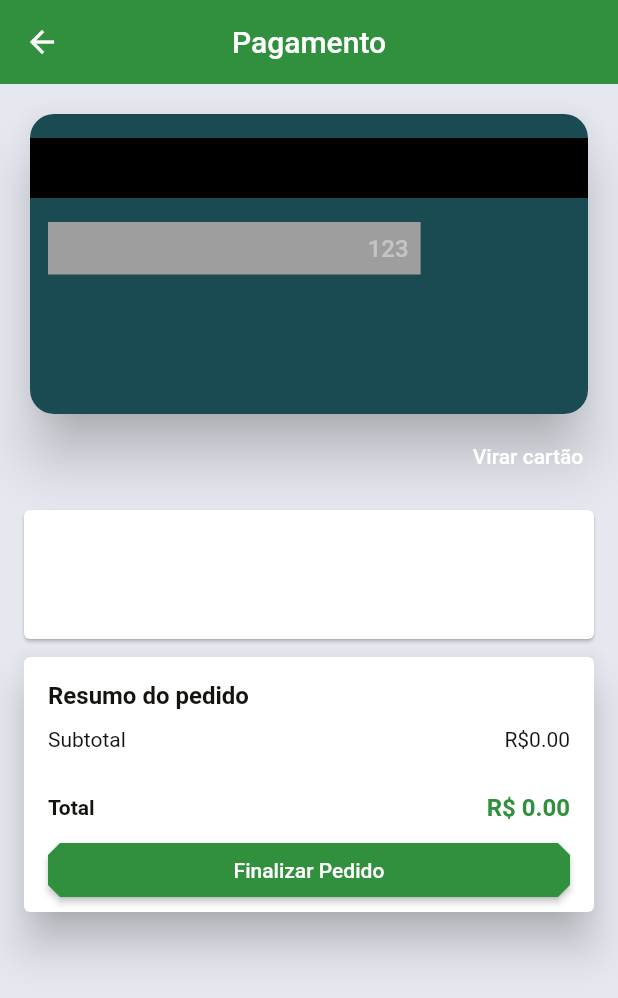
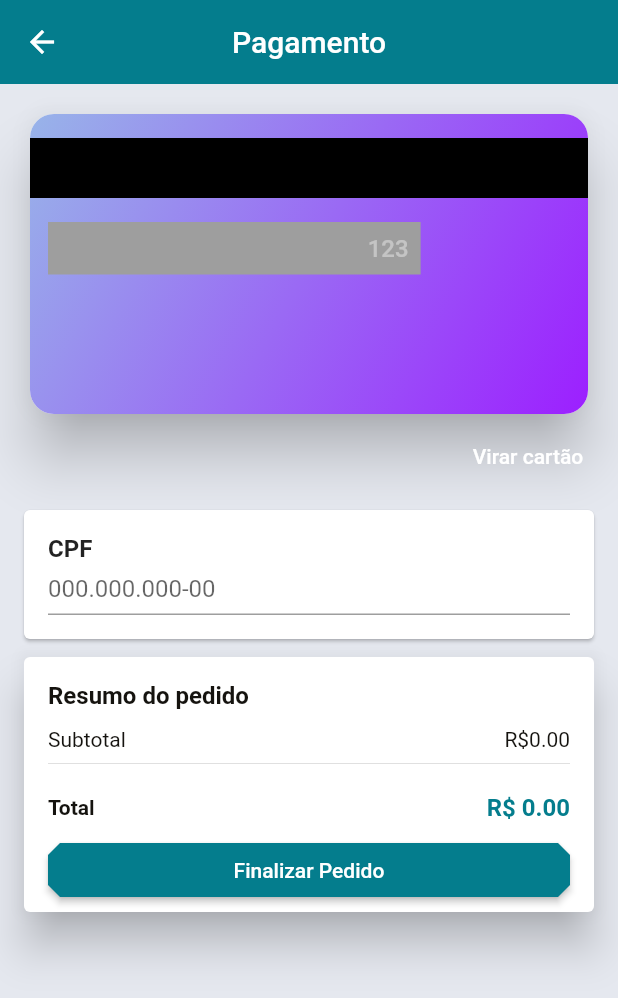
Before and after one commit to 40codebr/loja_virtual, a Flutter app: the CheckoutScreen screen opened by its route, after a tap on "Virar cartão", on a phone screen of 412 x 824 dp. Shown: the top 998 px of the screen. Run offline on Flutter 3.47's test engine with Material 2 defaults, Android fonts, the phone set to English and light mode, and no system bars; drawn by our look-alikes of flip_card, keyboard_actions; our stand-ins replace brasil_fields, carousel_pro, cloud_firestore, cloud_functions, dio, firebase_auth and 14 more; missing offline and left inert: alphabet_list_scroll_view, cpf_cnpj_validator, credit_card_type_detector, flutter_facebook_login, map_launcher; accounts and stored records are empty; network calls fail.

Commit message:
Loja virtual

```diff
--- a/lib/screens/checkout/components/card_back.dart
+++ b/lib/screens/checkout/components/card_back.dart
@@ -18,7 +18,21 @@ class CardBack extends StatelessWidget {
       elevation: 16,
       child: Container(
         height: 200,
-        color: const Color(0xFF1B4B52),
+        decoration: BoxDecoration(
+          color: const Color(0xFF1B4B52),
+          gradient: LinearGradient(
+            colors: [
+              /* Colors.purple,
+              Colors.deepPurple,
+              Color(0xffFFB775),
+              Color(0xffD736FF), */
+              Color(0xff98B4E9),
+              Color(0xff9C1FFF),
+            ],
+            begin: Alignment.topLeft,
+            end: Alignment.bottomRight,
+          )
+        ),
         child: Column(
           children: <Widget>[
             Container(
@@ -39,7 +53,7 @@ class CardBack extends StatelessWidget {
                       hint: '123',
                       maxLength: 3,
                       inputFormatters: [
-                        WhitelistingTextInputFormatter.digitsOnly,
+                        FilteringTextInputFormatter.digitsOnly,
                       ],
                       textAlign: TextAlign.end,
                       textInputType: TextInputType.number,
--- a/lib/screens/checkout/components/card_front.dart
+++ b/lib/screens/checkout/components/card_front.dart
@@ -2,6 +2,7 @@ import 'package:brasil_fields/brasil_fields.dart';
 import 'package:credit_card_type_detector/credit_card_type_detector.dart';
 import 'package:flutter/material.dart';
 import 'package:flutter/services.dart';
+import 'package:font_awesome_flutter/font_awesome_flutter.dart';
 import 'package:loja_virtual/models/credit_card.dart';
 import 'package:loja_virtual/screens/checkout/components/card_text_field.dart';
 import 'package:mask_text_input_formatter/mask_text_input_formatter.dart';
@@ -22,6 +23,21 @@ class CardFront extends StatelessWidget {
 
   final CreditCard creditCard;
 
+  IconData renderCreditCardIconUI(String creditCardNumber) {
+    var icons;
+    var type = detectCCType(creditCardNumber);
+    print(type);
+    if (type == CreditCardType.visa) {
+      return icons = FontAwesomeIcons.ccVisa;
+    } else if (type == CreditCardType.mastercard) {
+      return icons = FontAwesomeIcons.ccMastercard;
+    } else if (type == CreditCardType.unknown) {
+      return icons = FontAwesomeIcons.solidCreditCard;
+    } else {
+      return icons = FontAwesomeIcons.solidCreditCard;
+    }
+  }
+
   @override
   Widget build(BuildContext context) {
     return Card(
@@ -30,7 +46,21 @@ class CardFront extends StatelessWidget {
       elevation: 16,
       child: Container(
         height: 200,
-        color: const Color(0xFF1B4B52),
+        decoration: BoxDecoration(
+          color: const Color(0xFF1B4B52),
+          gradient: LinearGradient(
+            colors: [
+              /* Colors.purple,
+              Colors.deepPurple,
+              Color(0xffFFB775),
+              Color(0xffD736FF), */
+              Color(0xff98B4E9),
+              Color(0xff9C1FFF),
+            ],
+            begin: Alignment.topLeft,
+            end: Alignment.bottomRight,
+          )
+        ),
         padding: const EdgeInsets.all(24),
         child: Row(
           children: <Widget>[
@@ -45,7 +75,7 @@ class CardFront extends StatelessWidget {
                     textInputType: TextInputType.number,
                     bold: true,
                     inputFormatters: [
-                      WhitelistingTextInputFormatter.digitsOnly,
+                      FilteringTextInputFormatter.digitsOnly,
                       CartaoBancarioInputFormatter()
                     ],
                     validator: (number){
--- a/lib/screens/checkout/components/card_text_field.dart
+++ b/lib/screens/checkout/components/card_text_field.dart
@@ -37,7 +37,7 @@ class CardTextField extends StatelessWidget {
   @override
   Widget build(BuildContext context) {
     return FormField<String>(
-      initialValue: initialValue,
+      initialValue: '',
       validator: validator,
       onSaved: onSaved,
       builder: (state){
--- a/lib/screens/confirmation/confirmation_screen.dart
+++ b/lib/screens/confirmation/confirmation_screen.dart
@@ -12,7 +12,6 @@ class ConfirmationScreen extends StatelessWidget {
   @override
   Widget build(BuildContext context) {
     return Scaffold(
-      drawer: CustomDrawer(),
       appBar: AppBar(
         title: const Text('Pedido Confirmado'),
         centerTitle: true,
--- a/pubspec.yaml
+++ b/pubspec.yaml
@@ -57,6 +57,7 @@ dependencies:
   keyboard_actions: ^3.3.1
   cpf_cnpj_validator: ^1.0.5
   mask_text_input_formatter: ^1.1.0
+  font_awesome_flutter: ^8.10.0
 
 dev_dependencies:
   flutter_test:
```
Also changed, not shown: lib/main.dart (+18 -1 lines), lib/screens/checkout/checkout_screen.dart (+18 -22 lines), firebase.json (added), pubspec.lock, 7 other files.
